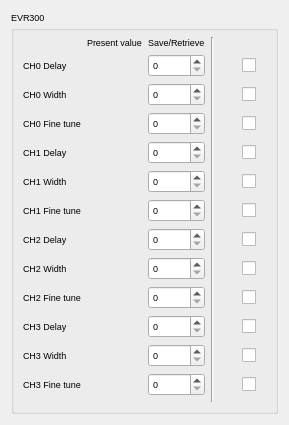
This is src/widgets/ui/snapshot_evr.ui in srgblnch/LinacGUI as Qt 5 draws it before an edit. The edited form follows.
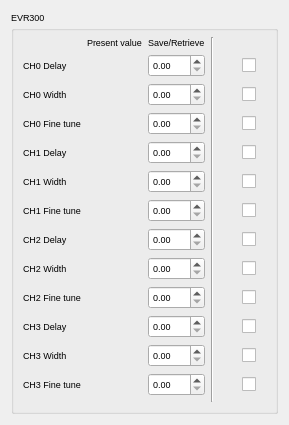
This is the edited form. Custom widgets are drawn as their Qt base class.

Commit message: modified the EVR QSpinBox on the save/retrieve to be QDoubleSpinBox with 0 decimals shown because the setMaximum didn't work with long values in the QSpinBox like was the 1e10. avoid the use of min and max reserved words. improve the version numbering.

```diff
--- a/src/widgets/ui/snapshot_evr.ui
+++ b/src/widgets/ui/snapshot_evr.ui
@@ -87,7 +87,7 @@
        </widget>
       </item>
       <item row="1" column="3">
-       <widget class="QSpinBox" name="Delay0Write"/>
+       <widget class="QDoubleSpinBox" name="Delay0Write"/>
       </item>
       <item row="1" column="5">
        <widget class="QCheckBox" name="Delay0Check">
@@ -104,7 +104,7 @@
        </widget>
       </item>
       <item row="2" column="3">
-       <widget class="QSpinBox" name="Width0Write"/>
+       <widget class="QDoubleSpinBox" name="Width0Write"/>
       </item>
       <item row="2" column="5">
        <widget class="QCheckBox" name="Width0Check">
@@ -121,7 +121,7 @@
        </widget>
       </item>
       <item row="3" column="3">
-       <widget class="QSpinBox" name="Fine0Write"/>
+       <widget class="QDoubleSpinBox" name="Fine0Write"/>
       </item>
       <item row="3" column="5">
        <widget class="QCheckBox" name="Fine0Check">
@@ -138,7 +138,7 @@
        </widget>
       </item>
       <item row="4" column="3">
-       <widget class="QSpinBox" name="Delay1Write"/>
+       <widget class="QDoubleSpinBox" name="Delay1Write"/>
       </item>
       <item row="4" column="5">
        <widget class="QCheckBox" name="Delay1Check">
@@ -155,7 +155,7 @@
        </widget>
       </item>
       <item row="5" column="3">
-       <widget class="QSpinBox" name="Width1Write"/>
+       <widget class="QDoubleSpinBox" name="Width1Write"/>
       </item>
       <item row="5" column="5">
        <widget class="QCheckBox" name="Width1Check">
@@ -172,7 +172,7 @@
        </widget>
       </item>
       <item row="6" column="3">
-       <widget class="QSpinBox" name="Fine1Write"/>
+       <widget class="QDoubleSpinBox" name="Fine1Write"/>
       </item>
       <item row="6" column="5">
        <widget class="QCheckBox" name="Fine1Check">
@@ -189,7 +189,7 @@
        </widget>
       </item>
       <item row="7" column="3">
-       <widget class="QSpinBox" name="Delay2Write"/>
+       <widget class="QDoubleSpinBox" name="Delay2Write"/>
       </item>
       <item row="7" column="5">
        <widget class="QCheckBox" name="Delay2Check">
@@ -206,7 +206,7 @@
        </widget>
       </item>
       <item row="8" column="3">
-       <widget class="QSpinBox" name="Width2Write"/>
+       <widget class="QDoubleSpinBox" name="Width2Write"/>
       </item>
       <item row="8" column="5">
        <widget class="QCheckBox" name="Width2Check">
@@ -223,7 +223,7 @@
        </widget>
       </item>
       <item row="9" column="3">
-       <widget class="QSpinBox" name="Fine2Write"/>
+       <widget class="QDoubleSpinBox" name="Fine2Write"/>
       </item>
       <item row="9" column="5">
        <widget class="QCheckBox" name="Fine2Check">
@@ -240,7 +240,7 @@
        </widget>
       </item>
       <item row="10" column="3">
-       <widget class="QSpinBox" name="Delay3Write"/>
+       <widget class="QDoubleSpinBox" name="Delay3Write"/>
       </item>
       <item row="10" column="5">
        <widget class="QCheckBox" name="Delay3Check">
@@ -257,7 +257,7 @@
        </widget>
       </item>
       <item row="11" column="3">
-       <widget class="QSpinBox" name="Width3Write"/>
+       <widget class="QDoubleSpinBox" name="Width3Write"/>
       </item>
       <item row="11" column="5">
        <widget class="QCheckBox" name="Width3Check">
@@ -274,7 +274,7 @@
        </widget>
       </item>
       <item row="12" column="3">
-       <widget class="QSpinBox" name="Fine3Write"/>
+       <widget class="QDoubleSpinBox" name="Fine3Write"/>
       </item>
       <item row="12" column="5">
        <widget class="QCheckBox" name="Fine3Check">
```
The commit also changes 4 other files.
